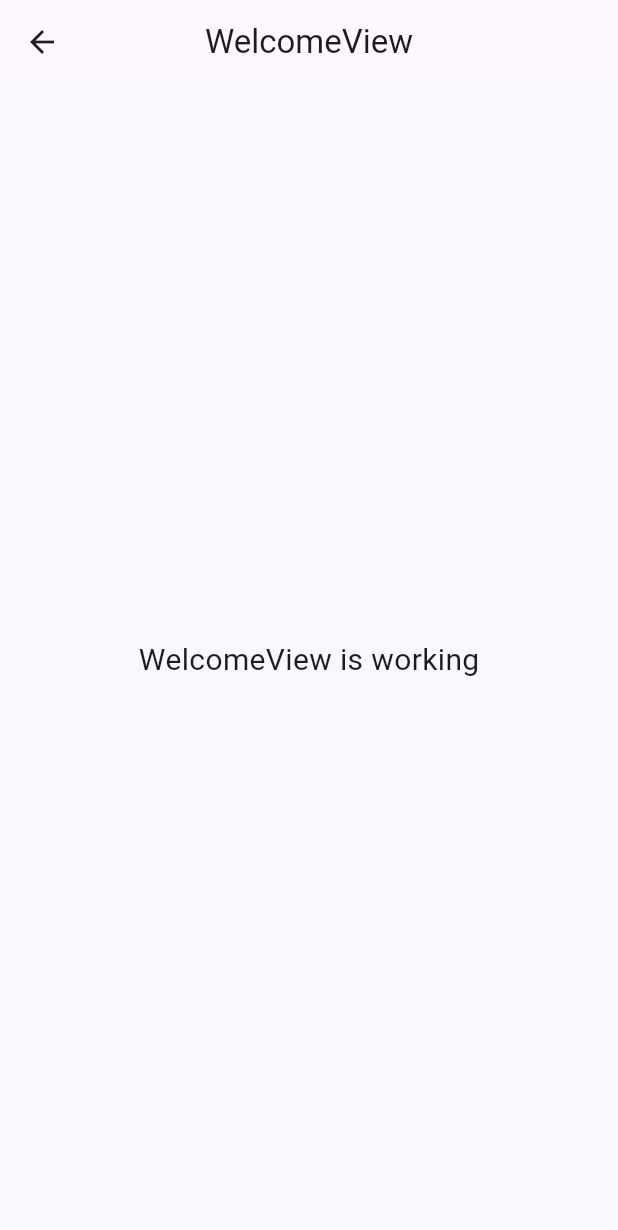
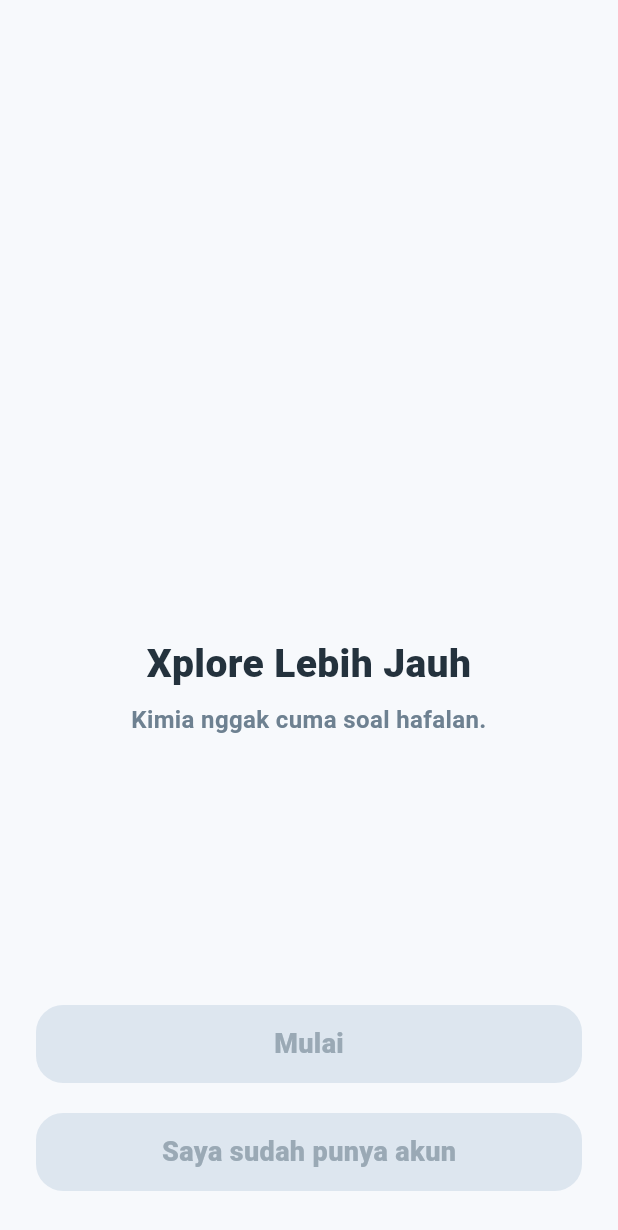
Before and after one commit to akhmaddakhir/KimiaXplore, a Flutter app: the WelcomeView screen opened by its route, on a phone screen of 412 x 824 dp. Shown: the top 1230 px of the screen. Run offline on Flutter 3.47's test engine with Material 3 defaults, Android fonts, the phone set to English and light mode, and no system bars; our stand-ins replace flutter_svg, get; Roboto replaces fonts that are missing (Nunito); statements that could not run were skipped.

Commit message:
feat: build welcome screen UI

```diff
--- a/lib/app/modules/welcome/views/welcome_view.dart
+++ b/lib/app/modules/welcome/views/welcome_view.dart
@@ -1,24 +1,84 @@
 import 'package:flutter/material.dart';
-
 import 'package:get/get.dart';
 
+import '../../../theme/app_colors.dart';
+import '../../../theme/app_typography.dart';
+import '../../../widgets/app_button.dart';
 import '../controllers/welcome_controller.dart';
 
 class WelcomeView extends GetView<WelcomeController> {
   const WelcomeView({super.key});
+
   @override
   Widget build(BuildContext context) {
     return Scaffold(
-      appBar: AppBar(
-        title: const Text('WelcomeView'),
-        centerTitle: true,
-      ),
-      body: const Center(
-        child: Text(
-          'WelcomeView is working',
-          style: TextStyle(fontSize: 20),
+      backgroundColor: AppColors.background,
+      body: SafeArea(
+        child: LayoutBuilder(
+          builder: (context, constraints) {
+            return SingleChildScrollView(
+              physics: const ClampingScrollPhysics(),
+              child: ConstrainedBox(
+                constraints: BoxConstraints(minHeight: constraints.maxHeight),
+                child: IntrinsicHeight(
+                  child: Padding(
+                    padding: const EdgeInsets.symmetric(horizontal: 24),
+                    child: Column(
+                      children: [
+                        const Spacer(flex: 3),
+
+                        _buildMascotArea(),
+
+                        const SizedBox(height: 32),
+
+                        Text(
+                          'Xplore Lebih Jauh',
+                          textAlign: TextAlign.center,
+                          style: AppTypography.heading1.copyWith(
+                            color: AppColors.textDark,
+                            fontSize: 26,
+                            fontWeight: FontWeight.w800,
+                          ),
+                        ),
+                        const SizedBox(height: 10),
+                        Text(
+                          'Kimia nggak cuma soal hafalan.',
+                          textAlign: TextAlign.center,
+                          style: AppTypography.body.copyWith(
+                            color: AppColors.textMedium,
+                            fontSize: 16,
+                            fontWeight: FontWeight.w600,
+                          ),
+                        ),
+
+                        const Spacer(flex: 4),
+
+                        AppButton.primary(
+                          label: 'Mulai',
+                          onPressed: controller.onStartPressed,
+                        ),
+                        const SizedBox(height: 14),
+                        AppButton.outline(
+                          label: 'Saya sudah punya akun',
+                          onPressed: controller.onLoginPressed,
+                        ),
+                        const SizedBox(height: 24),
+                      ],
+                    ),
+                  ),
+                ),
+              ),
+            );
+          },
         ),
       ),
     );
   }
+
+  Widget _buildMascotArea() {
+    return const SizedBox(
+      height: 260,
+      width: 260,
+    );
+  }
 }
```
